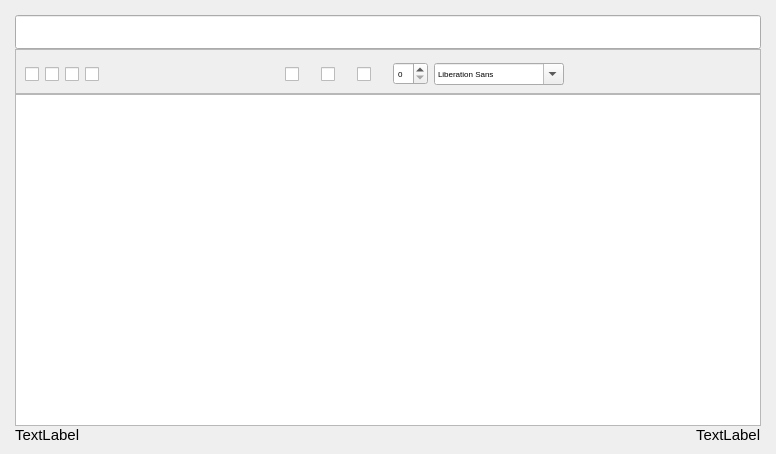
Before: the Qt Designer form forms/NoteEditor.ui in Patryk-Trojak/Notes, drawn with Qt 5.
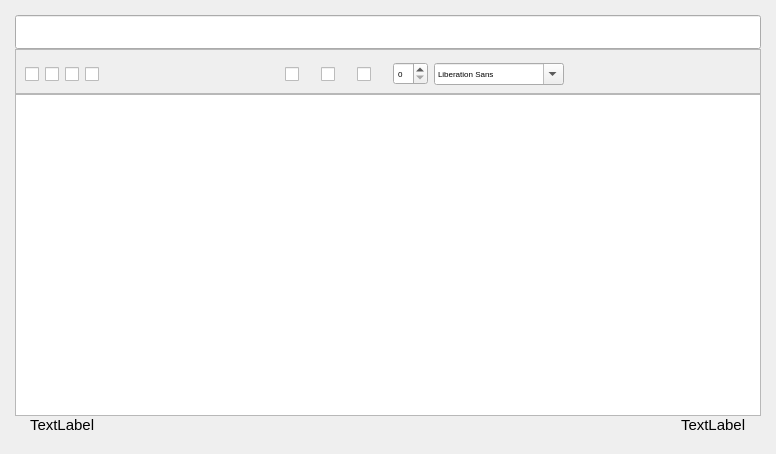
After: the same form once the commit is applied. Icons and pictures are not drawn. Custom widgets are drawn as their Qt base class.

Commit message: Fix position of dates in NoteEditor

```diff
--- a/forms/NoteEditor.ui
+++ b/forms/NoteEditor.ui
@@ -32,7 +32,7 @@
     <number>15</number>
    </property>
    <property name="bottomMargin">
-    <number>10</number>
+    <number>20</number>
    </property>
    <item>
     <widget class="QLineEdit" name="titleEdit">
@@ -598,6 +598,12 @@
    </item>
    <item>
     <layout class="QHBoxLayout" name="horizontalLayout">
+     <property name="leftMargin">
+      <number>15</number>
+     </property>
+     <property name="rightMargin">
+      <number>15</number>
+     </property>
      <item alignment="Qt::AlignLeft">
       <widget class="QLabel" name="modificationTime">
        <property name="sizePolicy">
```
